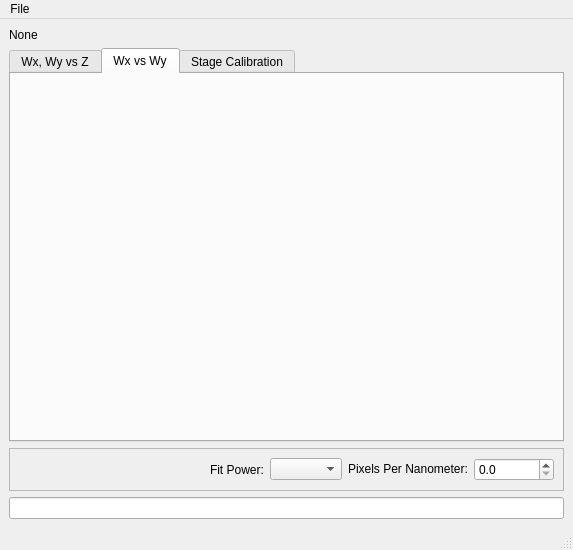
This is zee-calibrator/mainwindow.ui in ZhuangLab/storm-control as Qt 5 draws it before an edit. The edited form follows.
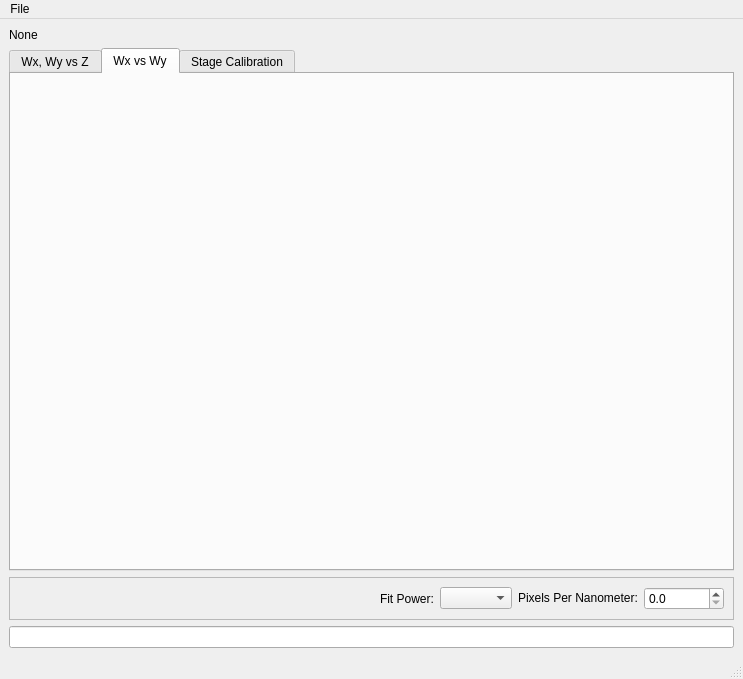
This is the edited form. The open tabs and pages were chosen to show the change.

Commit message: Initial work on converting zee-calibrator so that it uses a plotting library that is much easier to install.

The edit to the form file:
```diff
--- a/zee-calibrator/mainwindow.ui
+++ b/zee-calibrator/mainwindow.ui
@@ -6,8 +6,8 @@
    <rect>
     <x>0</x>
     <y>0</y>
-    <width>573</width>
-    <height>550</height>
+    <width>743</width>
+    <height>679</height>
    </rect>
   </property>
   <property name="windowTitle">
@@ -42,6 +42,53 @@
        <attribute name="title">
         <string>Wx vs Wy</string>
        </attribute>
+       <layout class="QHBoxLayout" name="horizontalLayout_2">
+        <item>
+         <spacer name="horizontalSpacer_2">
+          <property name="orientation">
+           <enum>Qt::Horizontal</enum>
+          </property>
+          <property name="sizeHint" stdset="0">
+           <size>
+            <width>40</width>
+            <height>20</height>
+           </size>
+          </property>
+         </spacer>
+        </item>
+        <item>
+         <widget class="QWidget" name="wxvwyPlotWidget" native="true">
+          <property name="sizePolicy">
+           <sizepolicy hsizetype="Preferred" vsizetype="Preferred">
+            <horstretch>1</horstretch>
+            <verstretch>1</verstretch>
+           </sizepolicy>
+          </property>
+          <property name="sizeIncrement">
+           <size>
+            <width>1</width>
+            <height>1</height>
+           </size>
+          </property>
+          <property name="autoFillBackground">
+           <bool>false</bool>
+          </property>
+         </widget>
+        </item>
+        <item>
+         <spacer name="horizontalSpacer_3">
+          <property name="orientation">
+           <enum>Qt::Horizontal</enum>
+          </property>
+          <property name="sizeHint" stdset="0">
+           <size>
+            <width>40</width>
+            <height>20</height>
+           </size>
+          </property>
+         </spacer>
+        </item>
+       </layout>
       </widget>
       <widget class="QWidget" name="stageTab">
        <attribute name="title">
@@ -152,7 +199,7 @@
     <rect>
      <x>0</x>
      <y>0</y>
-     <width>573</width>
+     <width>743</width>
      <height>21</height>
     </rect>
    </property>
```
The commit also changes 2 other files.
